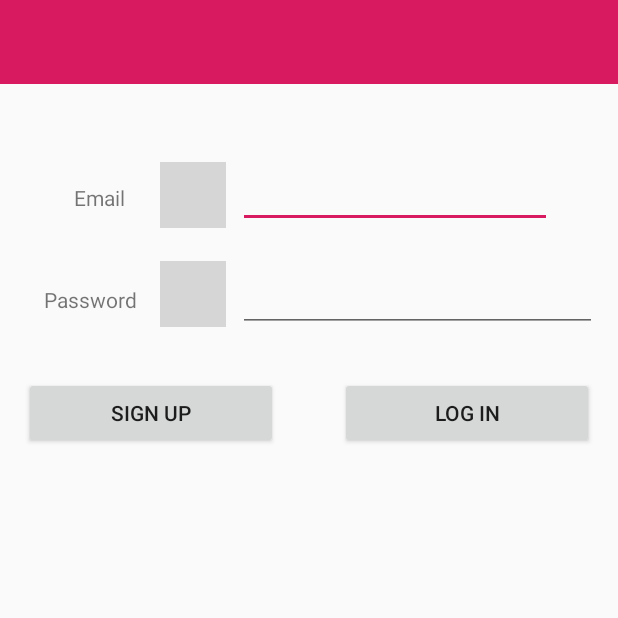
After one commit to fabi-win/ap_assignment, an Android app: the LoginActivity screen opened directly, with no data from a screen before it, on a phone screen of 412 x 824 dp, the top half of it. The commit adds this screen. Run offline under Robolectric (Android 15) with nearby library versions, the phone set to English and light mode, and no system bars; grey boxes are pictures that could not be loaded.

Commit message:
added login screen (without function yet)

```diff
--- a/app/src/main/AndroidManifest.xml
+++ b/app/src/main/AndroidManifest.xml
@@ -17,6 +17,11 @@
 
         </activity>
 
+        <activity android:name=".activities.LoginActivity">
+            android:theme="@style/LoginTheme"
+            android:windowsSoftInputMode="adjustResize"
+        </activity>
+
         <activity android:name=".activities.SplashScreenActivity"
             android:theme="@style/SplashTheme"
             android:noHistory="true">
--- /dev/null
+++ b/app/src/main/java/com/example/ap_assignment/activities/LoginActivity.kt
@@ -0,0 +1,18 @@
+package com.example.ap_assignment.activities
+
+import android.os.Bundle
+import android.os.PersistableBundle
+import android.widget.ProgressBar
+import androidx.appcompat.app.AppCompatActivity
+import com.example.ap_assignment.R
+import kotlinx.android.synthetic.main.activity_login.*
+
+class LoginActivity: AppCompatActivity() {
+
+    override fun onCreate(savedInstanceState: Bundle?) {
+        super.onCreate(savedInstanceState)
+
+        setContentView(R.layout.activity_login)
+        progressBar.visibility = ProgressBar.INVISIBLE
+    }
+}
--- a/app/src/main/java/com/example/ap_assignment/activities/SplashScreenActivity.kt
+++ b/app/src/main/java/com/example/ap_assignment/activities/SplashScreenActivity.kt
@@ -17,7 +17,7 @@
                 try{
                         Thread.sleep(5000)
 
-                    val intent = Intent(baseContext, SiteListActivity::class.java)
+                    val intent = Intent(baseContext, LoginActivity::class.java)
                     startActivity(intent)
                 } catch (e: Exception){
                     e.printStackTrace()
--- /dev/null
+++ b/app/src/main/res/layout/activity_login.xml
@@ -0,0 +1,152 @@
+<?xml version="1.0" encoding="utf-8"?>
+<androidx.constraintlayout.widget.ConstraintLayout
+    xmlns:android="http://schemas.android.com/apk/res/android"
+    xmlns:app="http://schemas.android.com/apk/res-auto"
+    xmlns:tools="http://schemas.android.com/tools"
+    android:layout_width="match_parent"
+    android:layout_height="match_parent">
+
+    <com.google.android.material.appbar.AppBarLayout
+        android:id="@+id/appBarLayout"
+        android:layout_width="match_parent"
+        android:layout_height="wrap_content"
+        app:layout_constraintTop_toTopOf="parent"
+        android:background="@color/colorAccent"
+        android:fitsSystemWindows="true"
+        app:elevation="0dip"
+        app:theme="@style/ThemeOverlay.AppCompat.Dark.ActionBar">
+
+        <androidx.appcompat.widget.Toolbar
+            android:id="@+id/toolbar"
+            android:layout_width="match_parent"
+            android:layout_height="wrap_content"
+            app:titleTextColor="@color/colorPrimary" />
+
+    </com.google.android.material.appbar.AppBarLayout>
+
+    <androidx.constraintlayout.widget.ConstraintLayout
+        android:layout_width="match_parent"
+        android:layout_height="match_parent"
+        android:layout_marginStart="8dp"
+        android:layout_marginEnd="8dp"
+        android:layout_marginBottom="16dp"
+        app:layout_constraintBottom_toBottomOf="parent"
+        app:layout_constraintEnd_toEndOf="parent"
+        app:layout_constraintHorizontal_bias="0.0"
+        app:layout_constraintStart_toStartOf="parent"
+        app:layout_constraintTop_toTopOf="parent"
+        app:layout_constraintVertical_bias="0.0">
+
+
+        <EditText
+            android:id="@+id/email"
+            android:layout_width="209dp"
+            android:layout_height="44dp"
+            android:layout_marginStart="8dp"
+            android:layout_marginTop="108dp"
+            android:layout_marginEnd="36dp"
+            android:ems="10"
+            android:inputType="textEmailAddress"
+            app:layout_constraintEnd_toEndOf="parent"
+            app:layout_constraintHorizontal_bias="1.0"
+            app:layout_constraintStart_toEndOf="@+id/textView"
+            app:layout_constraintTop_toTopOf="parent" />
+
+        <TextView
+            android:id="@+id/textView"
+            android:layout_width="59dp"
+            android:layout_height="26dp"
+            android:layout_marginStart="16dp"
+            android:text="Email"
+            android:textAlignment="textEnd"
+            app:layout_constraintBaseline_toBaselineOf="@+id/email"
+            app:layout_constraintStart_toStartOf="parent" />
+
+        <EditText
+            android:id="@+id/password"
+            android:layout_width="239dp"
+            android:layout_height="wrap_content"
+            android:layout_marginTop="8dp"
+            android:ems="10"
+            android:inputType="textPassword"
+            app:layout_constraintBottom_toBottomOf="parent"
+            app:layout_constraintEnd_toEndOf="@+id/email"
+            app:layout_constraintHorizontal_bias="0.0"
+            app:layout_constraintStart_toStartOf="@+id/email"
+            app:layout_constraintTop_toBottomOf="@+id/email"
+            app:layout_constraintVertical_bias="0.026" />
+
+        <TextView
+            android:id="@+id/textView2"
+            android:layout_width="70dp"
+            android:layout_height="29dp"
+            android:layout_marginEnd="16dp"
+            android:text="Password"
+            android:textAlignment="textEnd"
+            app:layout_constraintBaseline_toBaselineOf="@+id/password"
+            app:layout_constraintEnd_toStartOf="@+id/imageView2"
+            app:layout_constraintHorizontal_bias="1.0"
+            app:layout_constraintStart_toStartOf="@+id/textView" />
+
+        <Button
+            android:id="@+id/signUp"
+            android:layout_width="169dp"
+            android:layout_height="wrap_content"
+            android:layout_marginStart="8dp"
+            android:layout_marginTop="32dp"
+            android:text="Sign Up"
+            app:layout_constraintStart_toStartOf="parent"
+            app:layout_constraintTop_toBottomOf="@+id/textView2" />
+
+        <Button
+            android:id="@+id/logIn"
+            android:layout_width="169dp"
+            android:layout_height="wrap_content"
+            android:layout_marginStart="8dp"
+            android:layout_marginTop="8dp"
+            android:layout_marginEnd="8dp"
+            android:text="Log In"
+            app:layout_constraintBottom_toBottomOf="@+id/signUp"
+            app:layout_constraintEnd_toEndOf="parent"
+            app:layout_constraintHorizontal_bias="1.0"
+            app:layout_constraintStart_toEndOf="@+id/signUp"
+            app:layout_constraintTop_toBottomOf="@+id/password"
+            app:layout_constraintVertical_bias="1.0" />
+
+        <ProgressBar
+            android:id="@+id/progressBar"
+            style="@style/Widget.AppCompat.ProgressBar"
+            android:layout_width="196dp"
+            android:layout_height="96dp"
+            android:layout_marginStart="8dp"
+            android:layout_marginTop="8dp"
+            android:layout_marginEnd="8dp"
+            android:layout_marginBottom="8dp"
+            app:layout_constraintBottom_toBottomOf="parent"
+            app:layout_constraintEnd_toEndOf="parent"
+            app:layout_constraintStart_toStartOf="parent"
+            app:layout_constraintTop_toBottomOf="@+id/signUp" />
+
+        <ImageView
+            android:id="@+id/imageView2"
+            android:layout_width="44dp"
+            android:layout_height="44dp"
+            android:layout_marginTop="22dp"
+            android:layout_marginEnd="8dp"
+            app:layout_constraintEnd_toStartOf="@+id/password"
+            app:layout_constraintTop_toBottomOf="@+id/imageView3"
+            app:srcCompat="@drawable/safe" />
+
+        <ImageView
+            android:id="@+id/imageView3"
+            android:layout_width="44dp"
+            android:layout_height="44dp"
+            android:layout_marginTop="108dp"
+            android:layout_marginEnd="8dp"
+            app:layout_constraintEnd_toStartOf="@+id/email"
+            app:layout_constraintTop_toTopOf="parent"
+            app:srcCompat="@drawable/user" />
+
+    </androidx.constraintlayout.widget.ConstraintLayout>
+
+</androidx.constraintlayout.widget.ConstraintLayout>
--- a/app/src/main/res/values/styles.xml
+++ b/app/src/main/res/values/styles.xml
@@ -11,4 +11,7 @@
     <style name="SplashTheme" parent="Theme.AppCompat.Light.NoActionBar">
     </style>
 
+    <style name="LoginTheme" parent="Theme.AppCompat.Light.NoActionBar">
+    </style>
+
 </resources>
```
